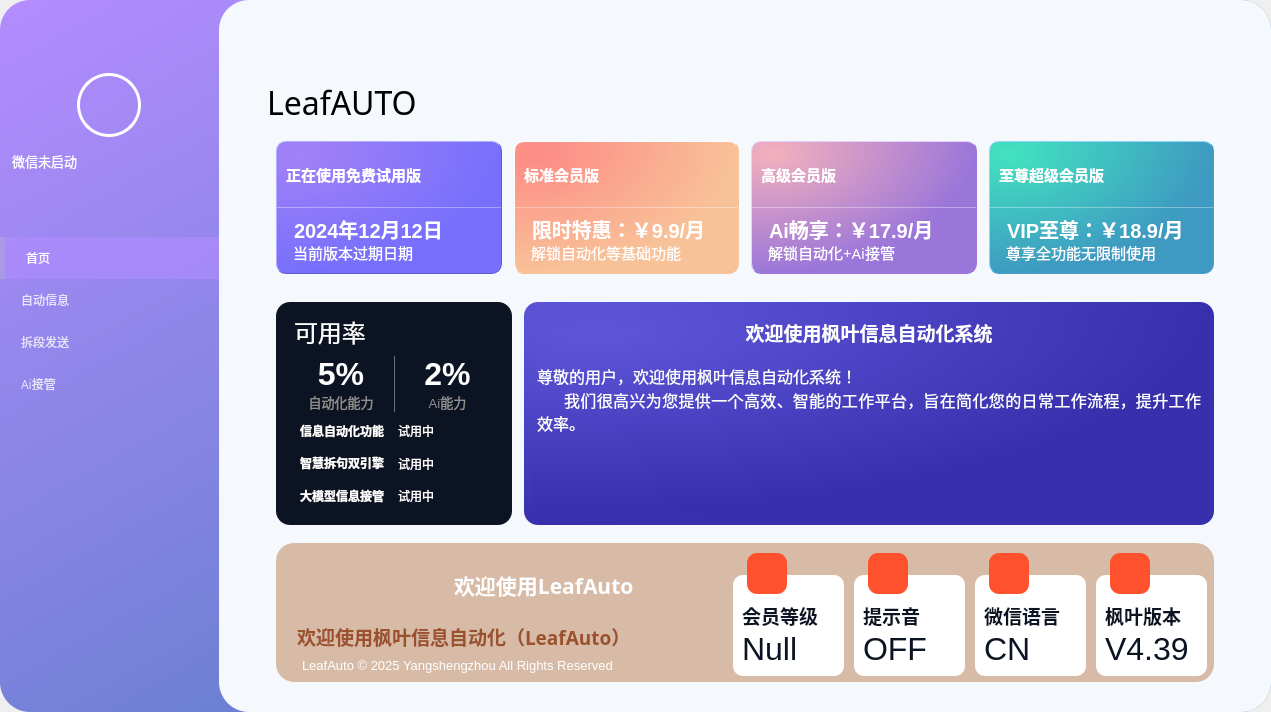
Qt form Ui_MainWindow.ui (YangShengzhou03/LeafAuto) before a commit.
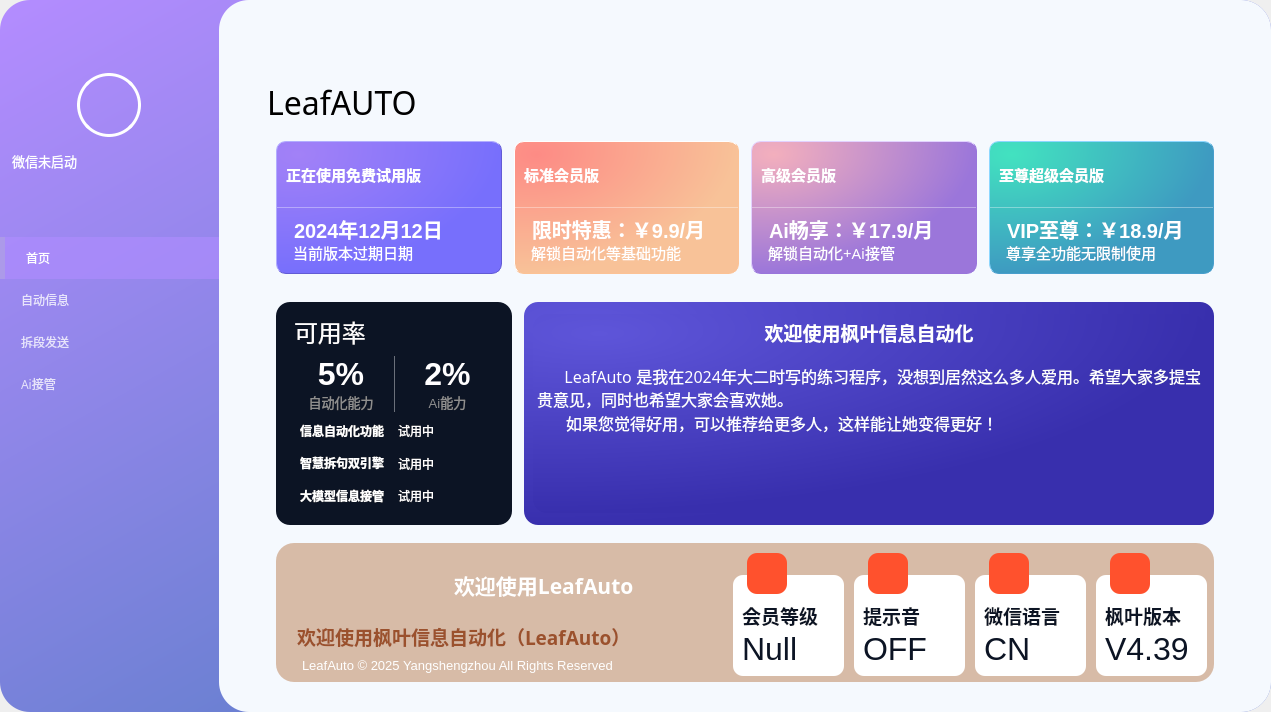
The same form after that commit. Icons and pictures are not drawn.

Patch:
```diff
--- a/Ui_MainWindow.ui
+++ b/Ui_MainWindow.ui
@@ -1943,10 +1943,10 @@
 li.unchecked::marker { content: &quot;\2610&quot;; }
 li.checked::marker { content: &quot;\2612&quot;; }
 &lt;/style&gt;&lt;/head&gt;&lt;body style=&quot; font-family:'微软雅黑 Light'; font-size:9pt; font-weight:400; font-style:normal;&quot;&gt;
-&lt;p align=&quot;center&quot; style=&quot; margin-top:0px; margin-bottom:0px; margin-left:0px; margin-right:0px; -qt-block-indent:0; text-indent:0px;&quot;&gt;&lt;span style=&quot; font-family:'Microsoft YaHei UI'; font-size:14pt; font-weight:700;&quot;&gt;欢迎使用枫叶信息自动化系统&lt;/span&gt;&lt;/p&gt;
-&lt;p align=&quot;justify&quot; style=&quot;-qt-paragraph-type:empty; margin-top:0px; margin-bottom:0px; margin-left:0px; margin-right:0px; -qt-block-indent:0; text-indent:0px; font-family:'Microsoft YaHei UI';&quot;&gt;&lt;br /&gt;&lt;/p&gt;
-&lt;p align=&quot;justify&quot; style=&quot; margin-top:0px; margin-bottom:0px; margin-left:0px; margin-right:0px; -qt-block-indent:0; text-indent:0px;&quot;&gt;&lt;span style=&quot; font-family:'Microsoft YaHei UI'; font-size:12pt;&quot;&gt;尊敬的用户，欢迎使用枫叶信息自动化系统！&lt;/span&gt;&lt;/p&gt;
-&lt;p align=&quot;justify&quot; style=&quot; margin-top:0px; margin-bottom:0px; margin-left:0px; margin-right:0px; -qt-block-indent:0; text-indent:0px;&quot;&gt;&lt;span style=&quot; font-family:'Microsoft YaHei UI'; font-size:12pt;&quot;&gt;      我们很高兴为您提供一个高效、智能的工作平台，旨在简化您的日常工作流程，提升工作效率。&lt;/span&gt;&lt;/p&gt;&lt;/body&gt;&lt;/html&gt;</string>
+&lt;p align=&quot;center&quot; style=&quot; margin-top:0px; margin-bottom:0px; margin-left:0px; margin-right:0px; -qt-block-indent:0; text-indent:0px;&quot;&gt;&lt;span style=&quot; font-family:'Microsoft YaHei UI'; font-size:14pt; font-weight:700; color:#ffffff;&quot;&gt;欢迎使用枫叶信息自动化&lt;/span&gt;&lt;/p&gt;
+&lt;p align=&quot;justify&quot; style=&quot;-qt-paragraph-type:empty; margin-top:0px; margin-bottom:0px; margin-left:0px; margin-right:0px; -qt-block-indent:0; text-indent:0px; font-family:'Microsoft YaHei UI'; color:#ffffff;&quot;&gt;&lt;br /&gt;&lt;/p&gt;
+&lt;p align=&quot;justify&quot; style=&quot; margin-top:0px; margin-bottom:0px; margin-left:0px; margin-right:0px; -qt-block-indent:0; text-indent:0px;&quot;&gt;&lt;span style=&quot; font-family:'Microsoft YaHei UI'; font-size:12pt; color:#ffffff;&quot;&gt;      &lt;/span&gt;&lt;span style=&quot; font-family:'Microsoft YaHei','sans-serif'; font-size:16px; color:#ffffff;&quot;&gt;LeafAuto 是我在2024年大二时写的练习程序，没想到居然这么多人爱用。希望大家多提宝贵意见，同时也希望大家会喜欢她。 &lt;/span&gt;&lt;/p&gt;
+&lt;p align=&quot;justify&quot; style=&quot; margin-top:0px; margin-bottom:0px; margin-left:0px; margin-right:0px; -qt-block-indent:0; text-indent:0px;&quot;&gt;&lt;span style=&quot; font-family:'Microsoft YaHei','sans-serif'; font-size:16px; color:#ffffff;&quot;&gt;       如果您觉得好用，可以推荐给更多人，这样能让她变得更好！ &lt;/span&gt;&lt;/p&gt;&lt;/body&gt;&lt;/html&gt;</string>
                           </property>
                          </widget>
                         </item>
```
Left out of the diff: 3 changed lines with no effect on the pictures.
